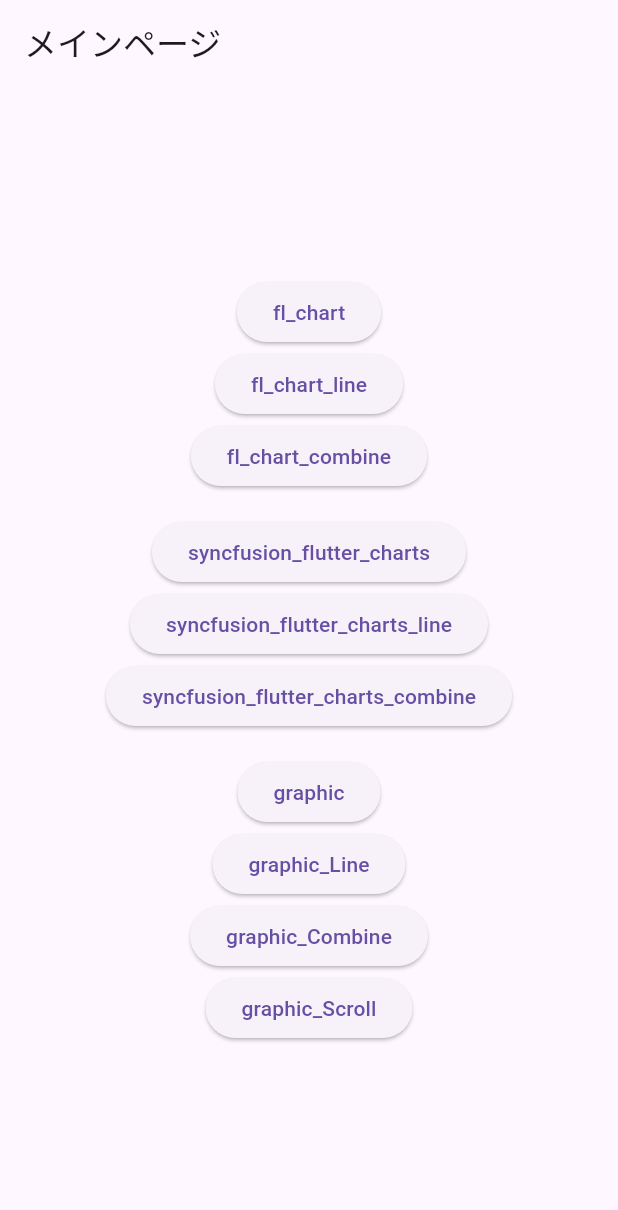
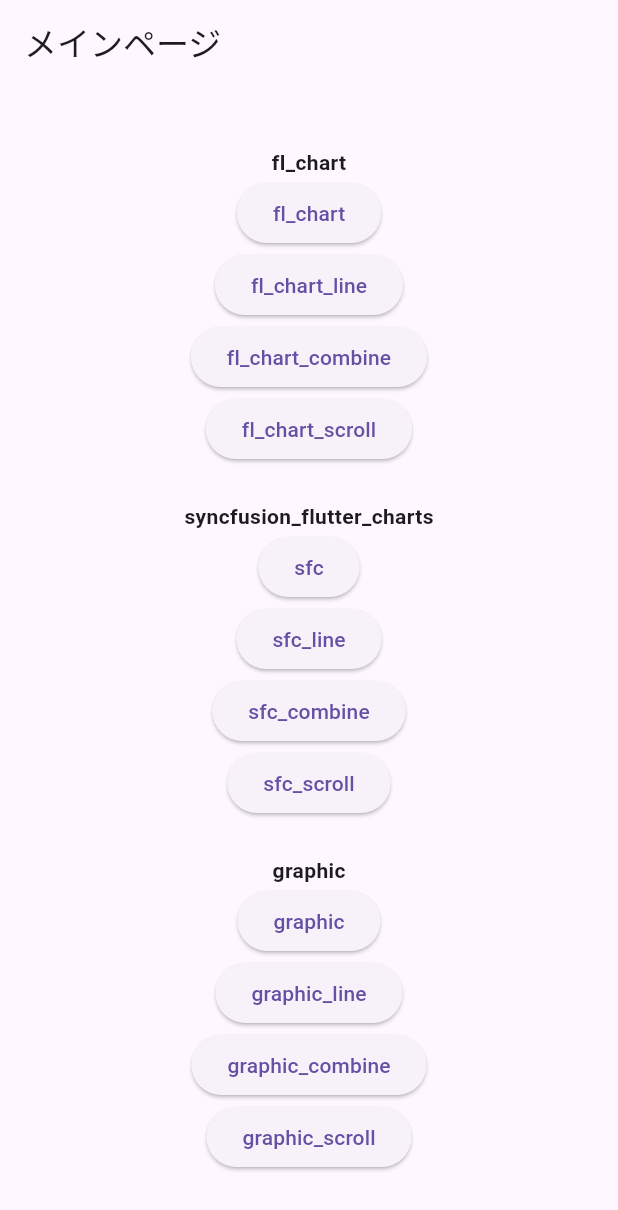
Before and after one commit to masato-nishikawa/flutter_sample_widget, a Flutter app: the screen it shows after launch, on a phone screen of 412 x 824 dp. Shown: the top 1210 px of the screen. Run offline on Flutter 3.47's test engine with Material 3 defaults, Android fonts, the phone set to English and light mode, and no system bars; our stand-ins replace fl_chart, go_router, syncfusion_flutter_charts; missing offline and left inert: graphic.

Commit message:
feat:スクロール機能を持った折れ線グラフ

```diff
--- a/lib/pages/main_page.dart
+++ b/lib/pages/main_page.dart
@@ -9,16 +9,24 @@ class MainPage extends StatelessWidget {
     return Scaffold(
       appBar: AppBar(title: const Text('メインページ')),
       body: Center(
+        child: SingleChildScrollView(
+          // 長くなる場合に備えて追加
           child: Column(
             mainAxisSize: MainAxisSize.min,
             children: [
+              // ---------------- fl_chart ----------------
+              const Text(
+                'fl_chart',
+                style: TextStyle(fontWeight: FontWeight.bold),
+              ),
               ElevatedButton(
                 onPressed: () => context.push('/fl_chart', extra: 'fl_chart'),
                 child: const Text('fl_chart'),
               ),
               ElevatedButton(
                 onPressed:
-                  () => context.push('/fl_chart/line', extra: 'fl_chart_line'),
+                    () =>
+                        context.push('/fl_chart/line', extra: 'fl_chart_line'),
                 child: const Text('fl_chart_line'),
               ),
               ElevatedButton(
@@ -29,54 +37,74 @@ class MainPage extends StatelessWidget {
                     ),
                 child: const Text('fl_chart_combine'),
               ),
-            const SizedBox(height: 16),
               ElevatedButton(
                 onPressed:
-                  () =>
-                      context.push('/sfc', extra: 'syncfusion_flutter_charts'),
-              child: const Text('syncfusion_flutter_charts'),
+                    () => context.push(
+                      '/fl_chart/scroll',
+                      extra: 'fl_chart_scroll',
+                    ),
+                child: const Text('fl_chart_scroll'),
+              ),
+              const SizedBox(height: 24),
+
+              // ---------------- syncfusion_flutter_charts ----------------
+              const Text(
+                'syncfusion_flutter_charts',
+                style: TextStyle(fontWeight: FontWeight.bold),
+              ),
+              ElevatedButton(
+                onPressed: () => context.push('/sfc', extra: 'sfc'),
+                child: const Text('sfc'),
+              ),
+              ElevatedButton(
+                onPressed: () => context.push('/sfc/line', extra: 'sfc_line'),
+                child: const Text('sfc_line'),
               ),
               ElevatedButton(
                 onPressed:
-                  () => context.push(
-                    '/sfc/line',
-                    extra: 'syncfusion_flutter_charts_line',
-                  ),
-              child: const Text('syncfusion_flutter_charts_line'),
+                    () => context.push('/sfc/combine', extra: 'sfc_combine'),
+                child: const Text('sfc_combine'),
               ),
               ElevatedButton(
                 onPressed:
-                  () => context.push(
-                    '/sfc/combine',
-                    extra: 'syncfusion_flutter_charts_combine',
+                    () => context.push('/sfc/scroll', extra: 'sfc_scroll'),
+                child: const Text('sfc_scroll'),
               ),
-              child: const Text('syncfusion_flutter_charts_combine'),
+
+              const SizedBox(height: 24),
+
+              // ---------------- graphic ----------------
+              const Text(
+                'graphic',
+                style: TextStyle(fontWeight: FontWeight.bold),
               ),
-            const SizedBox(height: 16),
               ElevatedButton(
                 onPressed: () => context.push('/graphic', extra: 'graphic'),
                 child: const Text('graphic'),
               ),
               ElevatedButton(
                 onPressed:
-                  () => context.push('/graphic/line', extra: 'graphic_Line'),
-              child: const Text('graphic_Line'),
+                    () => context.push('/graphic/line', extra: 'graphic_line'),
+                child: const Text('graphic_line'),
               ),
               ElevatedButton(
                 onPressed:
                     () => context.push(
                       '/graphic/combine',
-                    extra: 'graphic_Combine',
+                      extra: 'graphic_combine',
                     ),
-              child: const Text('graphic_Combine'),
+                child: const Text('graphic_combine'),
               ),
               ElevatedButton(
                 onPressed:
-                  () =>
-                      context.push('/graphic/scroll', extra: 'graphic_Scroll'),
-              child: const Text('graphic_Scroll'),
+                    () => context.push(
+                      '/graphic/scroll',
+                      extra: 'graphic_scroll',
+                    ),
+                child: const Text('graphic_scroll'),
               ),
             ],
+          ),
         ),
       ),
     );
--- a/lib/router.dart
+++ b/lib/router.dart
@@ -1,12 +1,17 @@
-import 'package:flutter_sample_widget/pages/syncfusion_flutter_charts/p_sfc_combine.dart';
 import 'package:go_router/go_router.dart';
-
+// メインページ
 import 'pages/main_page.dart';
+// fl_chart 関連
 import 'pages/fl_chart/p_fl_chart.dart';
 import 'pages/fl_chart/p_fl_chart_line.dart';
 import 'pages/fl_chart/p_fl_chart_combine.dart';
+import 'pages/fl_chart/p_fl_chart_scroll.dart';
+// syncfusion_flutter_charts 関連
 import 'pages/syncfusion_flutter_charts/p_sfc.dart';
 import 'pages/syncfusion_flutter_charts/p_sfc_line.dart';
+import 'pages/syncfusion_flutter_charts/p_sfc_combine.dart';
+import 'pages/syncfusion_flutter_charts/p_sfc_scroll.dart';
+// graphic 関連
 import 'pages/graphic/p_graphic.dart';
 import 'pages/graphic/p_graphic_line.dart';
 import 'pages/graphic/p_graphic_combine.dart';
@@ -14,76 +19,84 @@ import 'pages/graphic/p_graphic_scroll.dart';
 
 final GoRouter router = GoRouter(
   routes: [
+    // メインページ
     GoRoute(path: '/', builder: (context, state) => const MainPage()),
+    // fl_chart
     GoRoute(
       path: '/fl_chart',
-      builder: (context, state) {
-        final title = state.extra as String? ?? 'fl_chart';
-        return PageFl(title: title);
-      },
+      builder:
+          (context, state) =>
+              PageFl(title: state.extra as String? ?? 'fl_chart'),
     ),
     GoRoute(
       path: '/fl_chart/line',
-      builder: (context, state) {
-        final title = state.extra as String? ?? 'fl_chart';
-        return PageFlLine(title: title);
-      },
+      builder:
+          (context, state) =>
+              PageFlLine(title: state.extra as String? ?? 'fl_chart_line'),
     ),
     GoRoute(
       path: '/fl_chart/combine',
-      builder: (context, state) {
-        final title = state.extra as String? ?? 'fl_chart';
-        return PageFlCombine(title: title);
-      },
+      builder:
+          (context, state) => PageFlCombine(
+            title: state.extra as String? ?? 'fl_chart_combine',
+          ),
     ),
     GoRoute(
+      path: '/fl_chart/scroll',
+      builder:
+          (context, state) =>
+              PageFlScroll(title: state.extra as String? ?? 'fl_chart_scroll'),
+    ),
+    // syncfusion_flutter_charts
+    GoRoute(
       path: '/sfc',
-      builder: (context, state) {
-        final title = state.extra as String? ?? 'sfc';
-        return PageSfc(title: title);
-      },
+      builder:
+          (context, state) => PageSfc(title: state.extra as String? ?? 'sfc'),
     ),
     GoRoute(
       path: '/sfc/line',
-      builder: (context, state) {
-        final title = state.extra as String? ?? 'sfc_line';
-        return PageSfcLine(title: title);
-      },
+      builder:
+          (context, state) =>
+              PageSfcLine(title: state.extra as String? ?? 'sfc_line'),
     ),
     GoRoute(
       path: '/sfc/combine',
-      builder: (context, state) {
-        final title = state.extra as String? ?? 'sfc_combine';
-        return PageSfcCombine(title: title);
-      },
+      builder:
+          (context, state) =>
+              PageSfcCombine(title: state.extra as String? ?? 'sfc_combine'),
     ),
     GoRoute(
+      path: '/sfc/scroll',
+      builder:
+          (context, state) =>
+              PageSfcScroll(title: state.extra as String? ?? 'sfc_scroll'),
+    ),
+    // graphic
+    GoRoute(
       path: '/graphic',
-      builder: (context, state) {
-        final title = state.extra as String? ?? 'graphic';
-        return PageGraphic(title: title);
-      },
+      builder:
+          (context, state) =>
+              PageGraphic(title: state.extra as String? ?? 'graphic'),
     ),
     GoRoute(
       path: '/graphic/line',
-      builder: (context, state) {
-        final title = state.extra as String? ?? 'graphic_line';
-        return PageGraphicLine(title: title);
-      },
+      builder:
+          (context, state) =>
+              PageGraphicLine(title: state.extra as String? ?? 'graphic_line'),
     ),
     GoRoute(
       path: '/graphic/combine',
-      builder: (context, state) {
-        final title = state.extra as String? ?? 'graphic_combine';
-        return PageGraphicCombine(title: title);
-      },
+      builder:
+          (context, state) => PageGraphicCombine(
+            title: state.extra as String? ?? 'graphic_combine',
+          ),
     ),
     GoRoute(
       path: '/graphic/scroll',
-      builder: (context, state) {
-        final title = state.extra as String? ?? 'graphic_scroll';
-        return PageGraphicLineScroll(title: title);
-      },
+      builder:
+          (context, state) => PageGraphicLineScroll(
+            title: state.extra as String? ?? 'graphic_scroll',
+          ),
     ),
   ],
 );
```
Also changed, not shown: lib/charts/fl_chart/c_fl_chart_scroll.dart (added, +107 -0 lines), lib/charts/graphic/c_graphic_scroll.dart (added, +114 -0 lines), lib/charts/syncfusion_flutter_charts/c_sfc_scroll.dart (added, +55 -0 lines), lib/pages/fl_chart/p_fl_chart_scroll.dart (added, +36 -0 lines), lib/pages/graphic/p_graphic_scroll.dart (added, +24 -0 lines), lib/pages/syncfusion_flutter_charts/p_sfc_scroll.dart (added, +36 -0 lines). Lines whose indentation alone changed are shown as unchanged.
